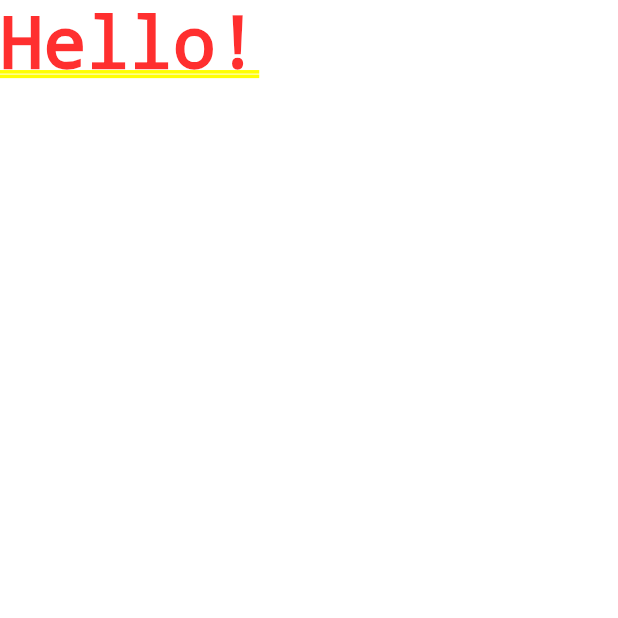
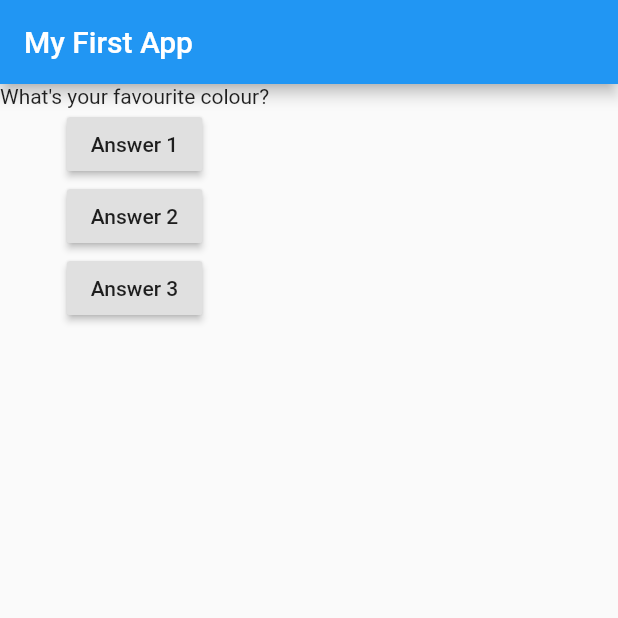
Before and after one commit to its-charan-here/Flutter-Apps, a Flutter app: the screen it shows after launch, on a phone screen of 412 x 824 dp, the top half of it. Run offline on Flutter 3.47's test engine with Material 2 defaults, Android fonts, the phone set to English and light mode, and no system bars.

Commit message:
stateful widget implemeted with chaning states on button click

```diff
--- a/practice apps/try01/lib/main.dart
+++ b/practice apps/try01/lib/main.dart
@@ -1,13 +1,63 @@
 import 'package:flutter/material.dart';
 
-void main() {
-  runApp(MyApp());
+// void main() {
+//   runApp(MyApp());
+// }
+
+void main() => runApp(
+    MyApp()); // this is a shorthand technique used to call the main function
+
+class MyApp extends StatefulWidget {
+  @override
+  State<StatefulWidget> createState() {
+    // TODO: implement createState
+    return MyAppState();
+  }
 }
 
-class MyApp extends StatelessWidget {
+class MyAppState extends State<MyApp> {
+  var questionIndex = 0;
+
+  void answerQuestion() {
+    setState(() {
+      questionIndex = questionIndex + 1;
+    });
+    print(questionIndex);
+    // print('Answer Chosen!');
+  }
+
+  @override // to make it clear that u r deliberately overriding the given class
   Widget build(BuildContext context) {
+    var questions = [
+      'What\'s your favourite colour?',
+      'What\'s your favourite animal?',
+    ];
     return MaterialApp(
-        home: Text(
-            'Hello!')); // we pass named arguments hence the argument should be via name not direct data
+      home: Scaffold(
+        appBar: AppBar(
+          title: Text("My First App"),
+        ),
+        body: Column(
+          children: [
+            Text(questions[questionIndex]),
+            RaisedButton(
+              child: Text('Answer 1'),
+              onPressed: answerQuestion,
+            ),
+            RaisedButton(
+              child: Text('Answer 2'),
+              onPressed: () => print('Answer 2 chosen!'),
+            ),
+            RaisedButton(
+              child: Text('Answer 3'),
+              onPressed: () {
+                //...
+                print('Answer 3 chosen!');
+              },
+            ),
+          ],
+        ),
+      ),
+    );
   }
 }
```
